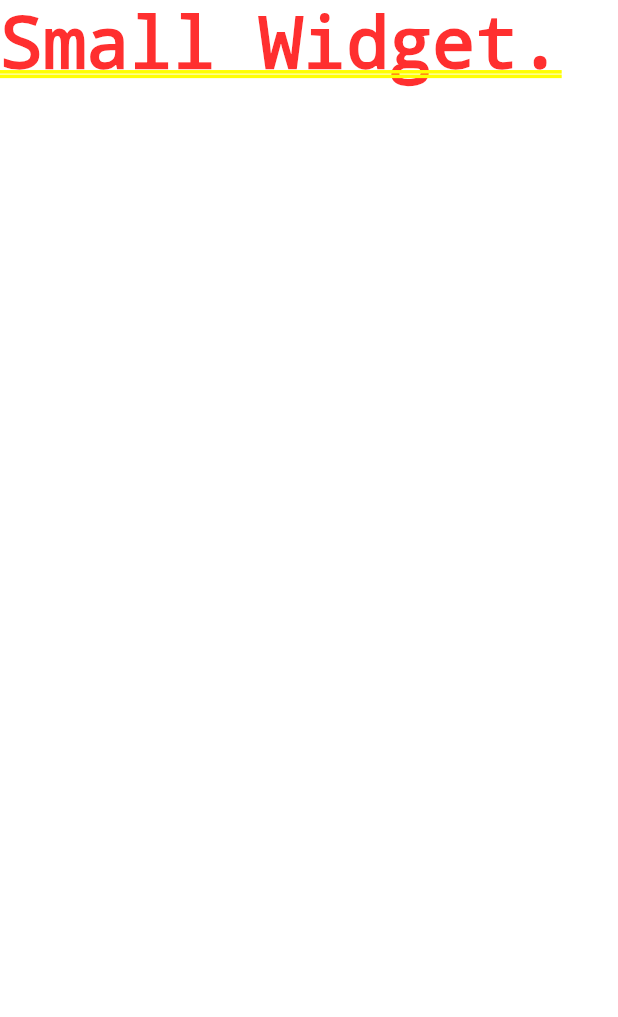
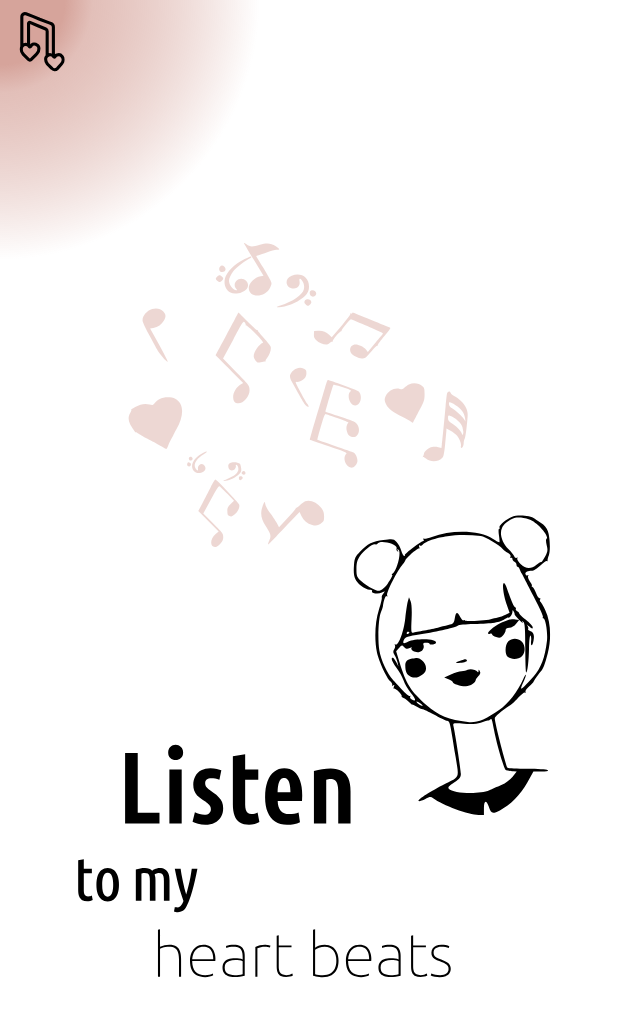
Before and after one commit to asda-projects/map, a Flutter app: the screen it shows after launch, on a phone screen of 412 x 824 dp. Shown: the top 1017 px of the screen. Run offline on Flutter 3.47's test engine with Material 3 defaults, Android fonts, the phone set to English and light mode, and no system bars; our stand-ins replace animated_background, flutter_svg.

Commit message:
feat(frontend): on board page initially created with svg simplicity

```diff
--- a/frontend/lib/app.dart
+++ b/frontend/lib/app.dart
@@ -1,7 +1,8 @@
 
 
 import 'package:flutter/material.dart';
-import 'package:frontend/screens/board/on_board.dart';
+import 'package:frontend/domain/utils/theme.dart';
+import 'package:frontend/presentation/screens/board/on_board.dart';
 
 
 class App extends StatefulWidget {
@@ -15,8 +16,10 @@ class _AppState extends State<App> {
 
   @override
   Widget build(BuildContext context) {
-    return const MaterialApp(
+    return  MaterialApp(
         debugShowCheckedModeBanner: false,
+        theme: AppTheme.lightTheme, // Apply the light theme
+        darkTheme: AppTheme.darkTheme, // Apply the dark theme (optional)
         title: 'HeartBeats',
         home: OnBoardScreen()
 
--- /dev/null
+++ b/frontend/lib/domain/utils/paths.dart
@@ -0,0 +1,9 @@
+
+
+
+class DirPath {
+
+  static final media = "lib/presentation/assets/media/";
+
+
+}
--- /dev/null
+++ b/frontend/lib/domain/utils/theme.dart
@@ -0,0 +1,75 @@
+import 'package:flutter/material.dart';
+
+class AppTheme {
+  // Define main colors
+  static const Color primaryColor = Color(0xFFD6A49B); // Dusty Rose
+  static const Color secondaryColor = Colors.black;
+  static const Color accentColor = Colors.white;
+
+  // Define a gradient for backgrounds
+  static  Gradient backgroundGradient = LinearGradient(
+    begin: Alignment.topLeft,
+    end: Alignment.bottomRight,
+    colors: [
+      Color(0xFFD6A49B), // Dusty Rose
+      Color(0xFFD6A49B).withOpacity(0.7), // Decayed Dusty Rose
+      Colors.white, // Fading to white
+    ],
+  );
+
+  // Light Theme
+  static ThemeData lightTheme = ThemeData(
+
+    primaryColor: primaryColor,
+    scaffoldBackgroundColor: Colors.white,
+    appBarTheme: AppBarTheme(
+      backgroundColor: primaryColor,
+      elevation: 0,
+      iconTheme: const IconThemeData(color: Colors.white),
+      titleTextStyle: const TextStyle(
+        color: Colors.white,
+        fontSize: 20,
+        fontWeight: FontWeight.bold,
+      ),
+    ),
+    textTheme: const TextTheme(
+      bodyLarge: TextStyle(color: Colors.black),
+      bodyMedium: TextStyle(color: Colors.black),
+    ),
+    colorScheme: ColorScheme.fromSwatch().copyWith(
+      primary: primaryColor,
+      secondary: secondaryColor,
+      surface: Colors.white,
+      onPrimary: Colors.white,
+      onSecondary: Colors.white,
+    ),
+  );
+
+  // Dark Theme (Optional)
+  static ThemeData darkTheme = ThemeData(
+
+    primaryColor: primaryColor,
+    scaffoldBackgroundColor: Colors.black,
+    appBarTheme: AppBarTheme(
+      backgroundColor: Colors.black,
+      elevation: 0,
+      iconTheme: const IconThemeData(color: Colors.white),
+      titleTextStyle: const TextStyle(
+        color: Colors.white,
+        fontSize: 20,
+        fontWeight: FontWeight.bold,
+      ),
+    ),
+    textTheme: const TextTheme(
+      bodyLarge: TextStyle(color: Colors.white),
+      bodyMedium: TextStyle(color: Colors.white),
+    ),
+    colorScheme: ColorScheme.fromSwatch().copyWith(
+      primary: primaryColor,
+      secondary: accentColor,
+      surface: Colors.black,
+      onPrimary: Colors.black,
+      onSecondary: Colors.white,
+    ),
+  );
+}
--- a/frontend/lib/screens/board/on_board.dart
+++ b/frontend/lib/presentation/screens/board/on_board.dart
@@ -1,9 +1,9 @@
 
 
 import 'package:flutter/material.dart';
-import 'package:frontend/screens/board/small_widget.dart';
-import 'package:frontend/screens/board/wide_widget.dart';
-import 'package:frontend/screens/utils/adjuster.dart';
+import 'package:frontend/presentation/screens/board/small_widget.dart';
+import 'package:frontend/presentation/screens/board/wide_widget.dart';
+import 'package:frontend/presentation/screens/utils/adjuster.dart';
 
 class OnBoardScreen extends StatefulWidget {
   const OnBoardScreen({super.key});
--- /dev/null
+++ b/frontend/lib/presentation/screens/board/small_widget.dart
@@ -0,0 +1,58 @@
+
+
+import 'package:flutter/material.dart';
+import 'package:flutter_svg/flutter_svg.dart';
+import 'package:frontend/domain/utils/paths.dart';
+
+class SmallWidget extends StatefulWidget {
+  const SmallWidget({super.key});
+
+  @override
+  SmallWidgetState createState() => SmallWidgetState();
+}
+
+class SmallWidgetState extends State<SmallWidget> {
+  @override
+  Widget build(BuildContext context) {
+
+    return Stack(
+        children: [
+          // Gradient background
+          Container(
+            decoration:  BoxDecoration(
+              gradient: RadialGradient(
+                center: Alignment.topLeft, // Position the sun in the top-left corner
+                radius: 1.5, // Size of the sun
+                colors: [
+                  Theme.of(context).colorScheme.primary,
+                  Theme.of(context).colorScheme.primary.withOpacity(0.7),
+                  Colors.white, // Fade to red at the edges
+                ],
+                stops: [0.07, 0.1, 0.28], // Control the gradient spread
+              ),
+            ),
+          ), Scaffold(
+             extendBodyBehindAppBar: true, // Allows content to extend behind the AppBar
+            backgroundColor: Colors.transparent,
+        appBar: AppBar(
+          backgroundColor: Colors.transparent,
+          leading: Align(
+            alignment: Alignment.center, // Ensures the logo is aligned to the left
+            child: SvgPicture.asset(
+            '${DirPath.media}logo.svg', // Path to your logo
+            height: 40, // Adjust size
+          ),
+
+           // Optional: Center the logo
+        )),
+        body: Center(
+          child: SvgPicture.asset(
+            '${DirPath.media}on_board_background.svg', // Path to your logo
+            height: 500, // Adjust size
+          ),
+        ),
+      )]);
+
+  }
+
+}
--- a/frontend/lib/screens/board/wide_widget.dart
+++ b/frontend/lib/presentation/screens/board/wide_widget.dart
@@ -22,7 +22,7 @@ class WideWidgetState extends State<WideWidget> with TickerProviderStateMixin {
             spawnMaxSpeed: 20,
             minOpacity: 0.3,
             spawnOpacity: 0.4,
-            baseColor: Theme.of(context).colorScheme.tertiary,
+
             // image: Image(image: AssetImage('assets/images/elephant.png')),
           ),
         ),
--- a/frontend/lib/screens/board/small_widget.dart
+++ /dev/null
@@ -1,20 +0,0 @@
-
-
-import 'package:flutter/material.dart';
-
-class SmallWidget extends StatefulWidget {
-  const SmallWidget({super.key});
-
-  @override
-  SmallWidgetState createState() => SmallWidgetState();
-}
-
-class SmallWidgetState extends State<SmallWidget> {
-  @override
-  Widget build(BuildContext context) {
-
-    return const Text("Small Widget.");
-
-  }
-
-}
--- a/frontend/pubspec.yaml
+++ b/frontend/pubspec.yaml
@@ -36,6 +36,7 @@ dependencies:
   # Use with the CupertinoIcons class for iOS style icons.
   cupertino_icons: ^1.0.8
   animated_background: ^2.0.0
+  flutter_svg: ^2.0.16
 
 dev_dependencies:
   flutter_test:
@@ -46,7 +47,7 @@ dev_dependencies:
   # activated in the `analysis_options.yaml` file located at the root of your
   # package. See that file for information about deactivating specific lint
   # rules and activating additional ones.
-  flutter_lints: ^4.0.0
+  flutter_lints: ^5.0.0
 
 # For information on the generic Dart part of this file, see the
 # following page: https://dart.dev/tools/pub/pubspec
@@ -60,7 +61,8 @@ flutter:
   uses-material-design: true
 
   # To add assets to your application, add an assets section, like this:
-  # assets:
+  assets:
+  - lib/presentation/assets/media/
   #   - images/a_dot_burr.jpeg
   #   - images/a_dot_ham.jpeg
 
```
Also changed, not shown: frontend/lib/presentation/assets/media/logo.svg (added), frontend/lib/presentation/assets/media/on_board_background.svg (added), frontend/lib/presentation/assets/media/on_board_background_illustration.svg (added), frontend/lib/presentation/assets/media/slogan.svg (added), frontend/lib/presentation/screens/utils/adjuster.dart (renamed from frontend/lib/screens/utils/adjuster.dart), 1 other file.
